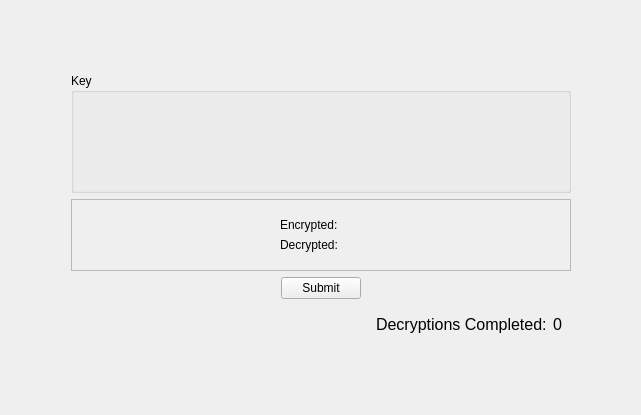
Before: the Qt Designer form MarketSimulation/decryptionwindow.ui in dwattttt/marketsim, drawn with Qt 5.
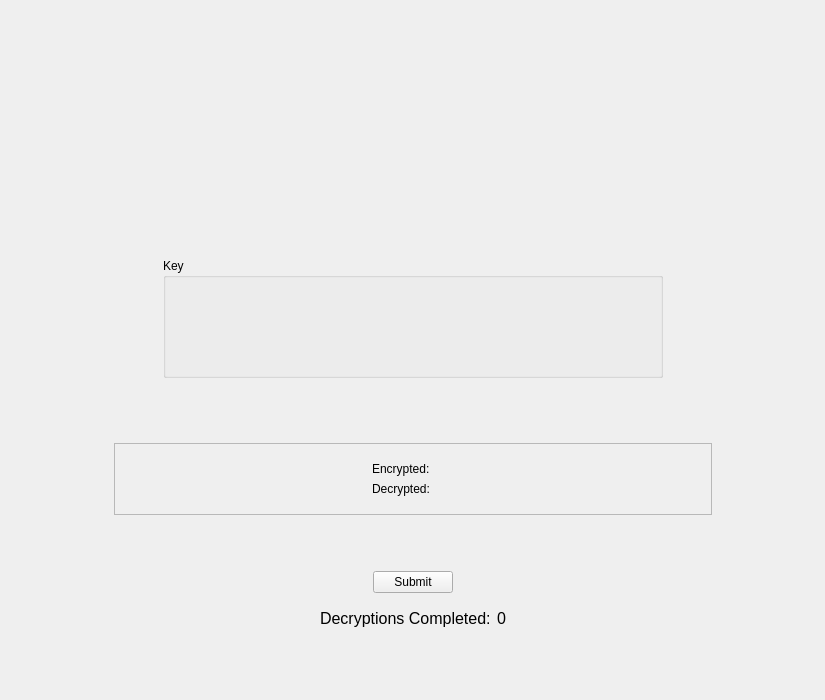
After: the same form once the commit is applied.

Commit message:
Changed layout of DecryptionWindow
Looks better at a non widescreen res

```diff
--- a/MarketSimulation/decryptionwindow.ui
+++ b/MarketSimulation/decryptionwindow.ui
@@ -6,8 +6,8 @@
    <rect>
     <x>0</x>
     <y>0</y>
-    <width>641</width>
-    <height>415</height>
+    <width>825</width>
+    <height>700</height>
    </rect>
   </property>
   <property name="windowTitle">
@@ -17,67 +17,136 @@
    <item>
     <layout class="QHBoxLayout" name="horizontalLayout">
      <item>
-      <spacer name="horizontalSpacer">
-       <property name="orientation">
-        <enum>Qt::Horizontal</enum>
+      <widget class="QWidget" name="widget_6" native="true">
+       <property name="sizePolicy">
+        <sizepolicy hsizetype="Expanding" vsizetype="Preferred">
+         <horstretch>0</horstretch>
+         <verstretch>0</verstretch>
+        </sizepolicy>
        </property>
-       <property name="sizeType">
-        <enum>QSizePolicy::Expanding</enum>
+       <property name="minimumSize">
+        <size>
+         <width>10</width>
+         <height>0</height>
+        </size>
        </property>
-       <property name="sizeHint" stdset="0">
+       <property name="maximumSize">
         <size>
-         <width>0</width>
-         <height>20</height>
+         <width>100</width>
+         <height>100</height>
         </size>
        </property>
-      </spacer>
+      </widget>
      </item>
      <item>
       <layout class="QVBoxLayout" name="verticalLayout">
        <item>
-        <spacer name="verticalSpacer">
-         <property name="orientation">
-          <enum>Qt::Vertical</enum>
-         </property>
-         <property name="sizeHint" stdset="0">
-          <size>
-           <width>0</width>
-           <height>0</height>
-          </size>
-         </property>
-        </spacer>
-       </item>
-       <item>
-        <widget class="QGroupBox" name="keyBox">
-         <property name="enabled">
-          <bool>true</bool>
-         </property>
+        <widget class="QWidget" name="widget_4" native="true">
          <property name="sizePolicy">
-          <sizepolicy hsizetype="Expanding" vsizetype="Maximum">
+          <sizepolicy hsizetype="Preferred" vsizetype="Expanding">
            <horstretch>0</horstretch>
-           <verstretch>31</verstretch>
+           <verstretch>5</verstretch>
           </sizepolicy>
          </property>
          <property name="minimumSize">
           <size>
-           <width>500</width>
-           <height>120</height>
+           <width>0</width>
+           <height>10</height>
           </size>
          </property>
-         <property name="title">
-          <string>Key</string>
+         <property name="maximumSize">
+          <size>
+           <width>16777215</width>
+           <height>400</height>
+          </size>
          </property>
-         <layout class="QHBoxLayout" name="horizontalLayout_3">
+        </widget>
+       </item>
+       <item>
+        <widget class="QWidget" name="widget_3" native="true">
+         <property name="minimumSize">
+          <size>
+           <width>0</width>
+           <height>100</height>
+          </size>
+         </property>
+         <layout class="QHBoxLayout" name="horizontalLayout_6">
           <item>
-           <layout class="QGridLayout" name="keyGrid">
-            <property name="sizeConstraint">
-             <enum>QLayout::SetMaximumSize</enum>
+           <spacer name="horizontalSpacer_8">
+            <property name="orientation">
+             <enum>Qt::Horizontal</enum>
             </property>
-           </layout>
+            <property name="sizeHint" stdset="0">
+             <size>
+              <width>40</width>
+              <height>20</height>
+             </size>
+            </property>
+           </spacer>
+          </item>
+          <item>
+           <widget class="QGroupBox" name="keyBox">
+            <property name="enabled">
+             <bool>true</bool>
+            </property>
+            <property name="sizePolicy">
+             <sizepolicy hsizetype="Expanding" vsizetype="Maximum">
+              <horstretch>0</horstretch>
+              <verstretch>40</verstretch>
+             </sizepolicy>
+            </property>
+            <property name="minimumSize">
+             <size>
+              <width>500</width>
+              <height>120</height>
+             </size>
+            </property>
+            <property name="title">
+             <string>Key</string>
+            </property>
+            <layout class="QHBoxLayout" name="horizontalLayout_3">
+             <item>
+              <layout class="QGridLayout" name="keyGrid">
+               <property name="sizeConstraint">
+                <enum>QLayout::SetMaximumSize</enum>
+               </property>
+              </layout>
+             </item>
+            </layout>
+           </widget>
+          </item>
+          <item>
+           <spacer name="horizontalSpacer_9">
+            <property name="orientation">
+             <enum>Qt::Horizontal</enum>
+            </property>
+            <property name="sizeHint" stdset="0">
+             <size>
+              <width>40</width>
+              <height>20</height>
+             </size>
+            </property>
+           </spacer>
           </item>
          </layout>
         </widget>
        </item>
+       <item>
+        <spacer name="verticalSpacer_3">
+         <property name="orientation">
+          <enum>Qt::Vertical</enum>
+         </property>
+         <property name="sizeType">
+          <enum>QSizePolicy::Maximum</enum>
+         </property>
+         <property name="sizeHint" stdset="0">
+          <size>
+           <width>20</width>
+           <height>50</height>
+          </size>
+         </property>
+        </spacer>
+       </item>
        <item>
         <widget class="QFrame" name="frame">
          <property name="sizePolicy">
@@ -102,6 +171,19 @@
           <enum>QFrame::Raised</enum>
          </property>
          <layout class="QHBoxLayout" name="horizontalLayout_2">
+          <item>
+           <spacer name="horizontalSpacer_6">
+            <property name="orientation">
+             <enum>Qt::Horizontal</enum>
+            </property>
+            <property name="sizeHint" stdset="0">
+             <size>
+              <width>40</width>
+              <height>20</height>
+             </size>
+            </property>
+           </spacer>
+          </item>
           <item>
            <widget class="QWidget" name="widget_2" native="true">
             <property name="sizePolicy">
@@ -141,9 +223,38 @@
             </property>
            </layout>
           </item>
+          <item>
+           <spacer name="horizontalSpacer_7">
+            <property name="orientation">
+             <enum>Qt::Horizontal</enum>
+            </property>
+            <property name="sizeHint" stdset="0">
+             <size>
+              <width>40</width>
+              <height>20</height>
+             </size>
+            </property>
+           </spacer>
+          </item>
          </layout>
         </widget>
        </item>
+       <item>
+        <spacer name="verticalSpacer_4">
+         <property name="orientation">
+          <enum>Qt::Vertical</enum>
+         </property>
+         <property name="sizeType">
+          <enum>QSizePolicy::Maximum</enum>
+         </property>
+         <property name="sizeHint" stdset="0">
+          <size>
+           <width>20</width>
+           <height>50</height>
+          </size>
+         </property>
+        </spacer>
+       </item>
        <item>
         <layout class="QHBoxLayout" name="horizontalLayout_7">
          <item>
@@ -242,36 +353,67 @@
             </property>
            </widget>
           </item>
+          <item>
+           <spacer name="horizontalSpacer">
+            <property name="orientation">
+             <enum>Qt::Horizontal</enum>
+            </property>
+            <property name="sizeHint" stdset="0">
+             <size>
+              <width>40</width>
+              <height>20</height>
+             </size>
+            </property>
+           </spacer>
+          </item>
          </layout>
         </widget>
        </item>
        <item>
-        <spacer name="verticalSpacer_2">
-         <property name="orientation">
-          <enum>Qt::Vertical</enum>
+        <widget class="QWidget" name="widget_5" native="true">
+         <property name="sizePolicy">
+          <sizepolicy hsizetype="Preferred" vsizetype="Expanding">
+           <horstretch>0</horstretch>
+           <verstretch>1</verstretch>
+          </sizepolicy>
          </property>
-         <property name="sizeHint" stdset="0">
+         <property name="minimumSize">
           <size>
            <width>0</width>
-           <height>0</height>
+           <height>10</height>
           </size>
          </property>
-        </spacer>
+         <property name="maximumSize">
+          <size>
+           <width>16777215</width>
+           <height>100</height>
+          </size>
+         </property>
+        </widget>
        </item>
       </layout>
      </item>
      <item>
-      <spacer name="horizontalSpacer_2">
-       <property name="orientation">
-        <enum>Qt::Horizontal</enum>
+      <widget class="QWidget" name="widget_7" native="true">
+       <property name="sizePolicy">
+        <sizepolicy hsizetype="Expanding" vsizetype="Preferred">
+         <horstretch>0</horstretch>
+         <verstretch>0</verstretch>
+        </sizepolicy>
        </property>
-       <property name="sizeHint" stdset="0">
+       <property name="minimumSize">
         <size>
-         <width>0</width>
-         <height>20</height>
+         <width>10</width>
+         <height>0</height>
         </size>
        </property>
-      </spacer>
+       <property name="maximumSize">
+        <size>
+         <width>100</width>
+         <height>16777215</height>
+        </size>
+       </property>
+      </widget>
      </item>
     </layout>
    </item>
```
The commit also changes 1 other file.
